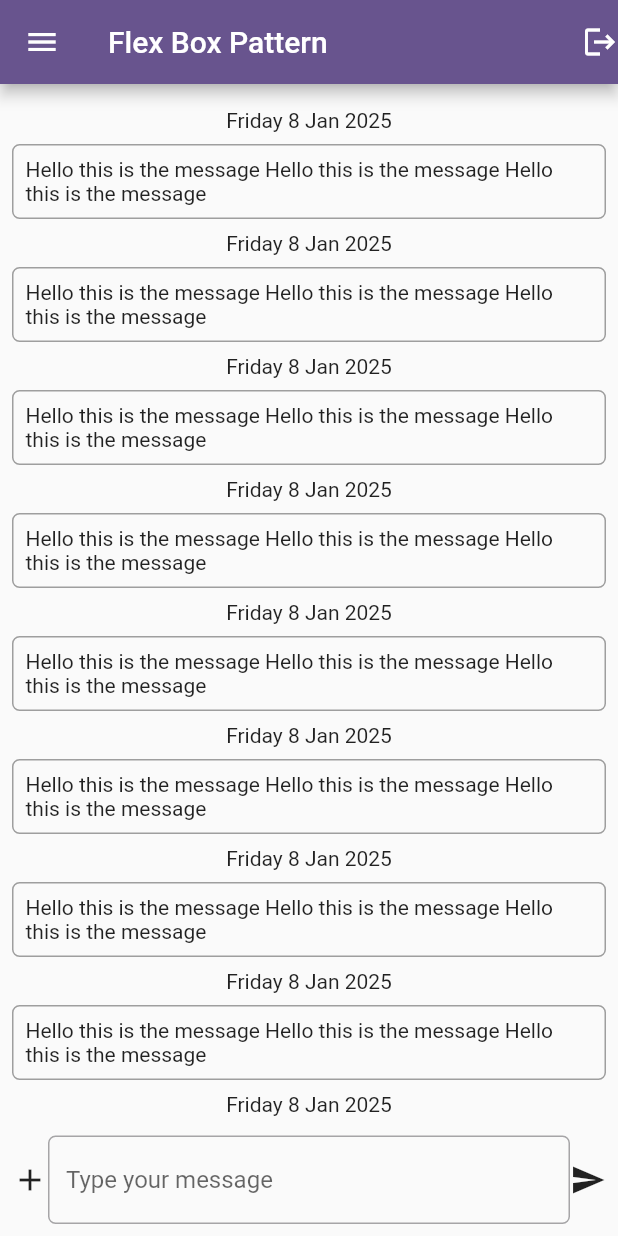
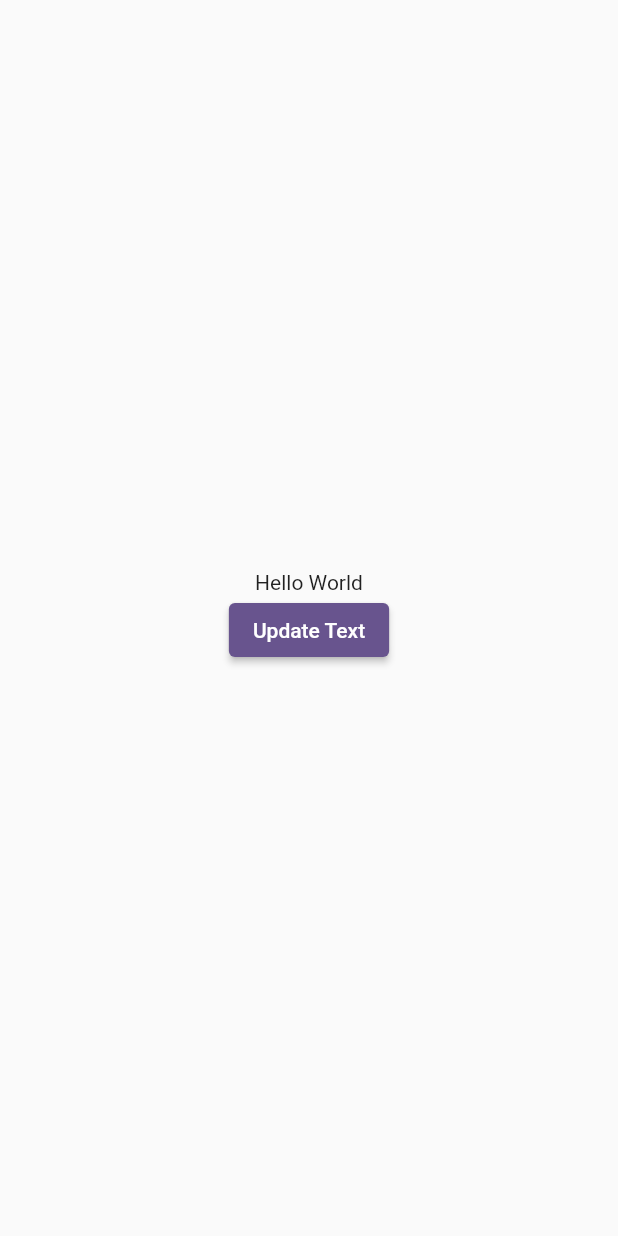
Before and after one commit to shamsshykh/learnflutter, a Flutter app: the screen it shows after launch, on a phone screen of 412 x 824 dp. Run offline on Flutter 3.47's test engine with Material 3 defaults, Android fonts, the phone set to English and light mode, and no system bars; our stand-ins replace fluttertoast, permission_handler.

Commit message:
Stateful Widget for update screen

```diff
--- a/lib/main.dart
+++ b/lib/main.dart
@@ -2,6 +2,7 @@ import 'package:flutter/material.dart';
 import 'package:learnflutter/screen/FlexBoxPattern.dart';
 import 'package:learnflutter/screen/HomeScreen.dart';
 import 'package:learnflutter/screen/ImagesScreen.dart';
+import 'package:learnflutter/screen/StatefulWidgetScreen.dart';
 
 void main() {
   runApp(const MyApp());
@@ -23,7 +24,8 @@ class MyApp extends StatelessWidget {
       //  home: const UserPermission(),
       //  home: const HomeScreen(),
       // home: const ImagesScreen(),
-      home: FlexBoxPattern(),
+      // home: FlexBoxPattern(),
+      home: StatefulWidgetScreen(),
     );
   }
 }
--- /dev/null
+++ b/lib/screen/StatefulWidgetScreen.dart
@@ -0,0 +1,39 @@
+import 'package:flutter/material.dart';
+
+class StatefulWidgetState extends State<StatefulWidgetScreen> {
+  var message = 'Hello World';
+
+  @override
+  Widget build(BuildContext context) {
+    return Scaffold(
+      body: Center(
+        child: Column(
+          mainAxisAlignment: MainAxisAlignment.center,
+          children: [
+            Text(message),
+            ElevatedButton(
+              onPressed: () {
+                setState(() {
+                  if(message == 'Hello World'){
+                    message = 'text updated';
+                  }else {
+                    message = 'Hello World';
+                  }
+                });
+              },
+              child: Text('Update Text'),
+            ),
+          ],
+        ),
+      ),
+    );
+  }
+}
+
+class StatefulWidgetScreen extends StatefulWidget {
+  const StatefulWidgetScreen({super.key});
+
+
+  @override
+  State<StatefulWidget> createState() => StatefulWidgetState();
+}
```
